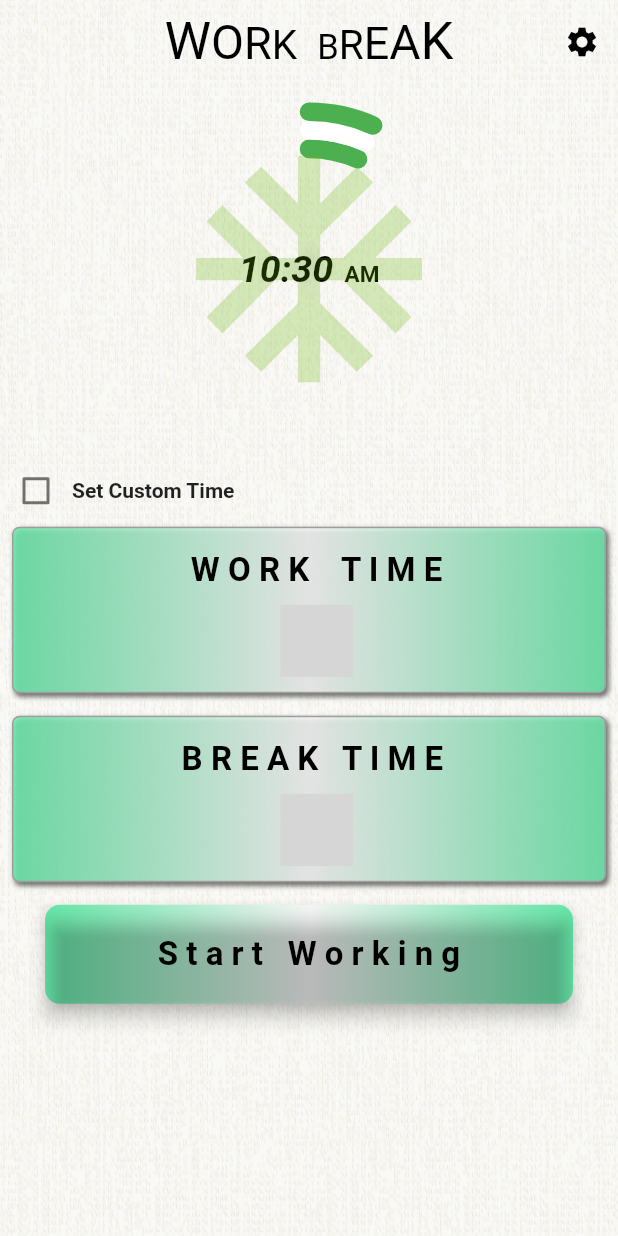
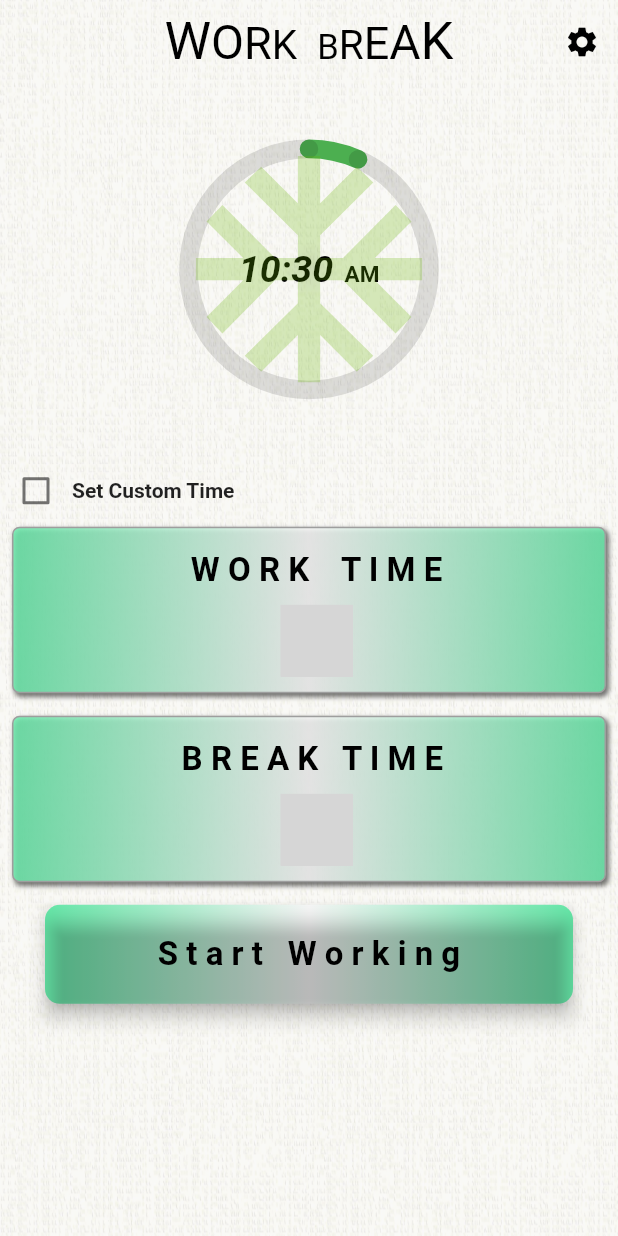
Before and after one commit to sujithsa007/workbreak2.0, a Flutter app: the screen it shows after launch, on a phone screen of 412 x 824 dp. Run offline on Flutter 3.47's test engine with Material 2 defaults, Android fonts, the phone set to English and light mode, and no system bars; drawn by our look-alikes of google_mobile_ads, percent_indicator; our stand-ins replace animated_splash_screen, flutter_tts, get, page_transition, shared_preferences, wakelock; missing offline and left inert: flutter_background, grouped_buttons; network calls fail; grey boxes are pictures that could not be loaded.

Commit message:
changed clock style

```diff
--- a/lib/controllers/work_break_controller.dart
+++ b/lib/controllers/work_break_controller.dart
@@ -17,6 +17,7 @@ import 'package:work_break/controllers/text_to_speech_controller.dart';
 import 'package:get/get.dart';
 import 'package:intl/intl.dart';
 import 'package:work_break/utilities/ad_helper.dart';
+import 'package:work_break/utilities/constants.dart';
 import 'package:work_break/utilities/messages.dart';
 
 class WorkBreakController extends GetxController {
@@ -38,33 +39,9 @@ class WorkBreakController extends GetxController {
   get workTimeInputController => _workTimeInputController;
   get breakTimeInputController => _breakTimeInputController;
 
-  var _workOptions = <String>[
-    "30 mins    ",
-    "45 mins    ",
-    "60 mins    ",
-    "75 mins    ",
-    "90 mins    ",
-    "105 mins    ",
-    "120 mins    ",
-    "135 mins    ",
-    "150 mins    ",
-    "165 mins    ",
-    "180 mins    ",
-  ];
-  var _intervalOptions = <String>[
-    "5 mins    ",
-    "10 mins    ",
-    "15 mins    ",
-    "20 mins    ",
-    "25 mins    ",
-    "30 mins    ",
-    "35 mins    ",
-    "40 mins    ",
-    "45 mins    ",
-    "50 mins    ",
-    "55 mins    ",
-    "60 mins    ",
-  ];
+  var _workOptions = WORK_OPTIONS;
+  var _intervalOptions = INTERVAL_OPTIONS;
+
   get workOptions => _workOptions;
   get intervalOptions => _intervalOptions;
 
@@ -130,10 +107,12 @@ class WorkBreakController extends GetxController {
   }
 
   RxDouble _secondsForAnimation = 0.0.obs;
+  RxDouble _secondsForAnimation2 = 0.0.obs;
   RxString _currentTimeToDisplay = ''.obs;
   RxString _amPmToDisplay = ''.obs;
   get currentTimeToDisplay => _currentTimeToDisplay.value;
   get secondsForAnimation => _secondsForAnimation.value;
+  get secondsForAnimation2 => _secondsForAnimation2.value;
   get amPmToDisplay => _amPmToDisplay.value;
 
   Timer _selectedWorkTimer;
@@ -190,6 +169,7 @@ class WorkBreakController extends GetxController {
   _clockAnimateTimer() {
     _clockTimer = Timer.periodic(Duration(seconds: 1), (Timer timer) {
       _secondsForAnimation.value = DateTime.now().second / 60;
+      _secondsForAnimation2.value = 1 - DateTime.now().second / 60;
       _currentTimeToDisplay.value = DateFormat('hh:mm').format(DateTime.now());
       _amPmToDisplay.value = DateFormat(' a').format(DateTime.now());
     });
@@ -249,7 +229,6 @@ class WorkBreakController extends GetxController {
   }
 
   onClickStartWork(workTime, breakInterval) async {
-    _loadBanner();
     if (workTime == '' || breakInterval == '') {
       Get.snackbar(
         'Oops',
@@ -367,7 +346,7 @@ class WorkBreakController extends GetxController {
             ' minutes';
       }
     }
-    String _randomMessage = RandomMessage.getARandomMessage();
+    String _randomMessage = RandomMessage.getRandomMessage();
     print('You have worked for ' + _finalAnnounceTime + '. $_randomMessage.');
 
     _selectedWorkTimer = await _startTimer(
--- a/lib/main.dart
+++ b/lib/main.dart
@@ -9,7 +9,6 @@ import 'package:flutter/services.dart';
 import 'package:get/get.dart';
 import 'package:page_transition/page_transition.dart';
 import 'package:work_break/utilities/color_swatches.dart';
-import 'package:work_break/utilities/tts_settings_screen.dart';
 import 'package:work_break/views/home_screen.dart';
 
 void main() {
--- /dev/null
+++ b/lib/utilities/constants.dart
@@ -0,0 +1,28 @@
+const INTERVAL_OPTIONS = <String>[
+  "5 mins    ",
+  "10 mins    ",
+  "15 mins    ",
+  "20 mins    ",
+  "25 mins    ",
+  "30 mins    ",
+  "35 mins    ",
+  "40 mins    ",
+  "45 mins    ",
+  "50 mins    ",
+  "55 mins    ",
+  "60 mins    ",
+];
+
+const WORK_OPTIONS = <String>[
+  "30 mins    ",
+  "45 mins    ",
+  "60 mins    ",
+  "75 mins    ",
+  "90 mins    ",
+  "105 mins    ",
+  "120 mins    ",
+  "135 mins    ",
+  "150 mins    ",
+  "165 mins    ",
+  "180 mins    ",
+];
--- a/lib/utilities/messages.dart
+++ b/lib/utilities/messages.dart
@@ -1,7 +1,7 @@
 import 'dart:math';
 
 class RandomMessage {
-  static String getARandomMessage() {
+  static String getRandomMessage() {
     List workMessages = [
       'Time to take a break',
       'Lets stretch those muscles a bit',
--- a/lib/views/animated_clock.dart
+++ b/lib/views/animated_clock.dart
@@ -49,13 +49,30 @@ class AnimatedClockScreen extends StatelessWidget {
               )),
         );
 
-    Center _clockRing(double radiusMultiplier, bg1, bg2, pc1, pc2) => Center(
+    Center _clockRingClock(double radiusMultiplier, bg1, bg2, pc1, pc2) =>
+        Center(
+          child: CircularPercentIndicator(
+            radius: _mediaQueryWidth * radiusMultiplier,
+            lineWidth: _lineWidth,
+            animation: false,
+            percent: _workBreakController.buttonChange == false
+                ? _workBreakController.secondsForAnimation
+                : 1.0,
+            circularStrokeCap: CircularStrokeCap.round,
+            backgroundColor: _workBreakController.clockThemeTrigger ? bg1 : bg2,
+            progressColor: _workBreakController.clockThemeTrigger ? pc1 : pc2,
+          ),
+        );
+
+    Center _clockRingAnticlock(double radiusMultiplier, bg1, bg2, pc1, pc2) =>
+        Center(
           child: CircularPercentIndicator(
             radius: _mediaQueryWidth * radiusMultiplier,
             lineWidth: _lineWidth,
             animation: true,
+            reverse: true,
             percent: _workBreakController.buttonChange == false
-                ? _workBreakController.secondsForAnimation
+                ? _workBreakController.secondsForAnimation2
                 : 1.0,
             circularStrokeCap: CircularStrokeCap.round,
             backgroundColor: _workBreakController.clockThemeTrigger ? bg1 : bg2,
@@ -151,12 +168,12 @@ class AnimatedClockScreen extends StatelessWidget {
                           'Start working in')
                       : _remainingTime(_workBreakController.remainingTime,
                           'Take a break in'),
-              _clockRing(0.42, Colors.transparent, Colors.transparent,
+              _clockRingClock(0.42, Colors.transparent, Colors.transparent,
                   Colors.blue, Colors.green),
-              _clockRing(0.48, Colors.transparent, Colors.transparent,
-                  Colors.white, Colors.white),
-              _clockRing(0.54, Colors.transparent, Colors.transparent,
-                  Colors.blue, Colors.green),
+              _clockRingAnticlock(0.42, Colors.transparent, Colors.transparent,
+                  Colors.white, Colors.black12),
+              // _clockRingClock(0.54, Colors.transparent, Colors.transparent,
+              //     Colors.blue, Colors.green),
               Opacity(
                 opacity: .25,
                 child: Center(
--- a/pubspec.yaml
+++ b/pubspec.yaml
@@ -2,7 +2,7 @@ name: work_break
 description: A new Flutter application which helps to take regular breaks between you work hours for a stress free and productive day
 #publish_to: 'none'
 
-version: 1.3.1+31
+version: 1.3.2+32
 
 environment:
   sdk: ">=2.7.0 <3.0.0"
```
Also changed, not shown: 1 other file.
